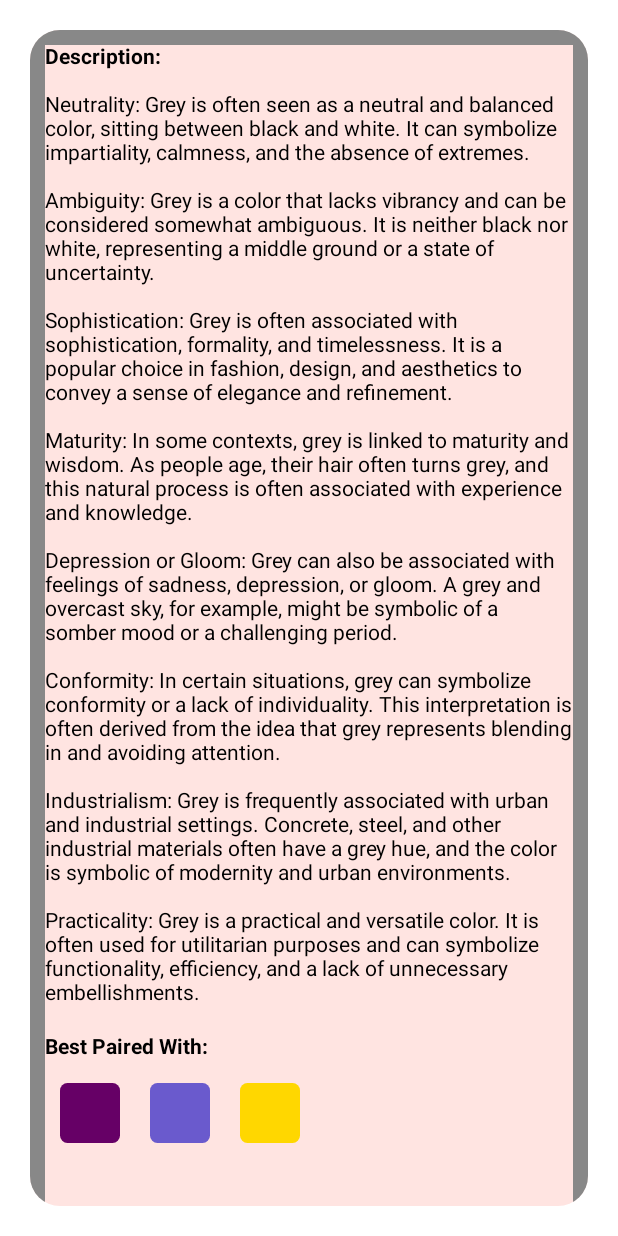
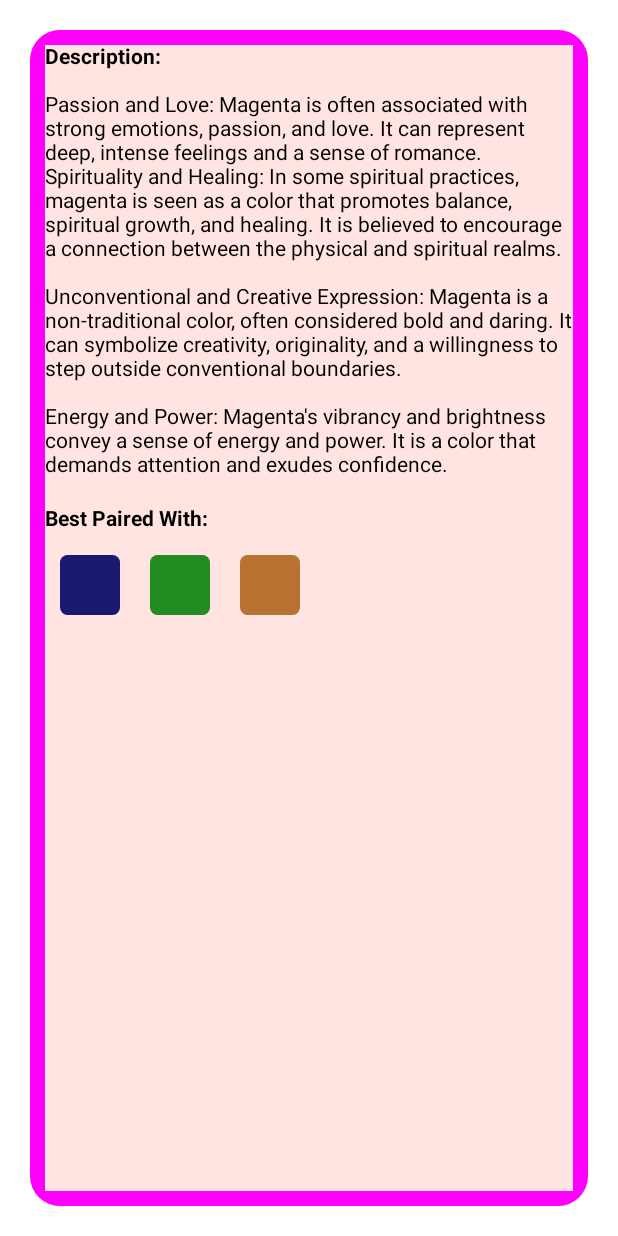
Before and after one commit to kux-kodes/colour_app, an Android app built with Jetpack Compose: the @Preview function ShowDetails, on a phone screen of 412 x 824 dp. Run offline under Robolectric (Android 15) with nearby library versions, the phone set to English and light mode, and no system bars.

Commit message:
added magenta feature

```diff
--- a/app/src/main/java/com/example/colour_mixer/DefineScreens.kt
+++ b/app/src/main/java/com/example/colour_mixer/DefineScreens.kt
@@ -7,4 +7,5 @@ sealed class DefineScreens(val route: String){
     object GreenDetails: DefineScreens("green_details")
     object YellowDetails: DefineScreens("yellow_details")
     object GreyDetails: DefineScreens("grey_details")
+    object MagentaDetails: DefineScreens("magenta_details")
 }
--- a/app/src/main/java/com/example/colour_mixer/DetailedScreens.kt
+++ b/app/src/main/java/com/example/colour_mixer/DetailedScreens.kt
@@ -285,8 +285,57 @@ fun Grey_details(navController:NavHostController){
             .background(Color(255, 215, 0)))
     }
 }
+@Composable
+fun Magenta_details(navController:NavHostController) {
+    Column(
+        modifier = Modifier
+            .fillMaxSize()
+            .padding(20.dp)
+            .clip(RoundedCornerShape(20.dp))
+            .verticalScroll(rememberScrollState())
+            .border(10.dp, Color.Magenta, shape = RoundedCornerShape(10.dp))
+            .background(Color(255, 228, 225)),
+        verticalArrangement = Arrangement.Top
+    ) {
+        Text(
+            modifier = Modifier
+                .offset(10.dp, 10.dp),
+            textAlign = TextAlign.Center,
+            fontWeight = FontWeight.Bold,
+            text = "Description:" + "\n"
+        )
+        Text(
+            modifier = Modifier.padding(10.dp),
+            text= "Passion and Love: Magenta is often associated with strong emotions, passion, and love. It can represent deep, intense feelings and a sense of romance.\n" +
+                    "Spirituality and Healing: In some spiritual practices, magenta is seen as a color that promotes balance, spiritual growth, and healing. It is believed to encourage a connection between the physical and spiritual realms.\n" + "\n" +
+                    "Unconventional and Creative Expression: Magenta is a non-traditional color, often considered bold and daring. It can symbolize creativity, originality, and a willingness to step outside conventional boundaries.\n" + "\n" +
+                    "Energy and Power: Magenta's vibrancy and brightness convey a sense of energy and power. It is a color that demands attention and exudes confidence.")
+        Text(modifier= Modifier.offset(10.dp, 10.dp),
+            textAlign= TextAlign.Center,
+            fontWeight = FontWeight.Bold,
+            text= "Best Paired With:"+"\n")
+        Box(modifier = Modifier
+            .width(40.dp)
+            .height(40.dp)
+            .offset(20.dp, 10.dp)
+            .clip(RoundedCornerShape(5.dp))
+            .background(Color(25, 25, 112)))
+        Box(modifier = Modifier
+            .width(40.dp)
+            .height(40.dp)
+            .offset(80.dp, (-30).dp)
+            .clip(RoundedCornerShape(5.dp))
+            .background(Color(34, 139, 34)))
+        Box(modifier = Modifier
+            .width(40.dp)
+            .height(40.dp)
+            .offset(140.dp, (-70).dp)
+            .clip(RoundedCornerShape(5.dp))
+            .background(Color(184, 115, 51)))
+    }
+}
 @Preview(showBackground = true)
 @Composable
 fun ShowDetails(){
-    Grey_details(navController = rememberNavController())
+    Magenta_details(navController = rememberNavController())
 }
--- a/app/src/main/java/com/example/colour_mixer/MainActivity.kt
+++ b/app/src/main/java/com/example/colour_mixer/MainActivity.kt
@@ -117,7 +117,8 @@ fun Color_grid(navController:NavHostController) {
                         }
 
                         5 -> {
-                            Text(text = "Magenta"); boxBackground = Color.White
+                            Text(text = "Magenta",
+                                modifier=Modifier.clickable{navController.navigate("magenta_details")}); boxBackground = Color.White
                         }
 
                         6 -> {
--- a/app/src/main/java/com/example/colour_mixer/NavGraph.kt
+++ b/app/src/main/java/com/example/colour_mixer/NavGraph.kt
@@ -25,8 +25,11 @@ fun SetupNavGraph(navController:NavHostController){
         composable(route=DefineScreens.YellowDetails.route){
             Yellow_details(navController = navController)
         }
-        composable(route= DefineScreens.GreyDetails.route){
+            composable(route= DefineScreens.GreyDetails.route){
             Grey_details(navController = navController)
+        }
+        composable(route= DefineScreens.MagentaDetails.route){
+            Magenta_details(navController = navController)
         }
     }
 }
```
